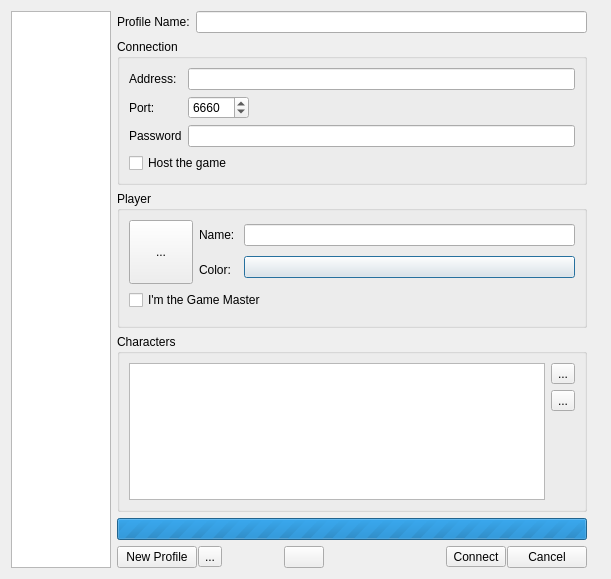
Rolisteam/rolisteam, file src/libraries/rwidgets/dialogs/selectconnectionprofiledialog.ui: the form before one commit.
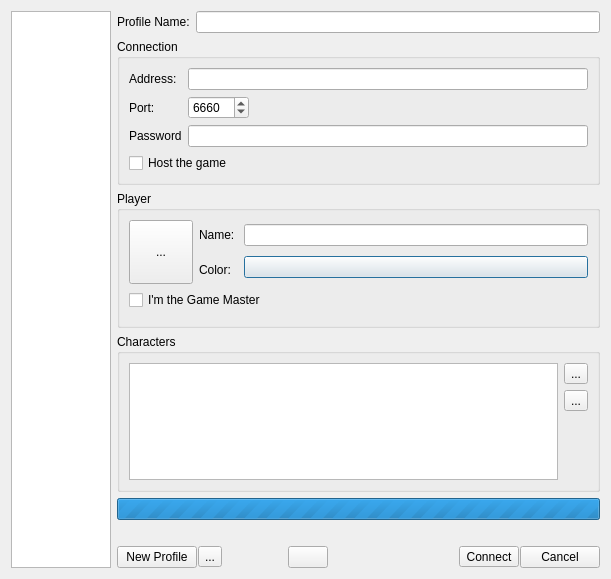
The form after the commit. Icons and pictures are not drawn. Custom widgets are drawn as their Qt base class.

```diff
--- a/src/libraries/rwidgets/dialogs/selectconnectionprofiledialog.ui
+++ b/src/libraries/rwidgets/dialogs/selectconnectionprofiledialog.ui
@@ -328,6 +328,19 @@
        </property>
       </widget>
      </item>
+     <item>
+      <widget class="QLabel" name="m_errorNotification">
+       <property name="styleSheet">
+        <string notr="true"/>
+       </property>
+       <property name="text">
+        <string/>
+       </property>
+       <property name="alignment">
+        <set>Qt::AlignCenter</set>
+       </property>
+      </widget>
+     </item>
      <item>
       <spacer name="verticalSpacer">
        <property name="orientation">
@@ -431,19 +444,6 @@
      </item>
     </layout>
    </item>
-   <item>
-    <widget class="QLabel" name="m_errorNotification">
-     <property name="styleSheet">
-      <string notr="true"/>
-     </property>
-     <property name="text">
-      <string/>
-     </property>
-     <property name="alignment">
-      <set>Qt::AlignCenter</set>
-     </property>
-    </widget>
-   </item>
   </layout>
   <action name="m_addCharacterAct">
    <property name="icon">
```
